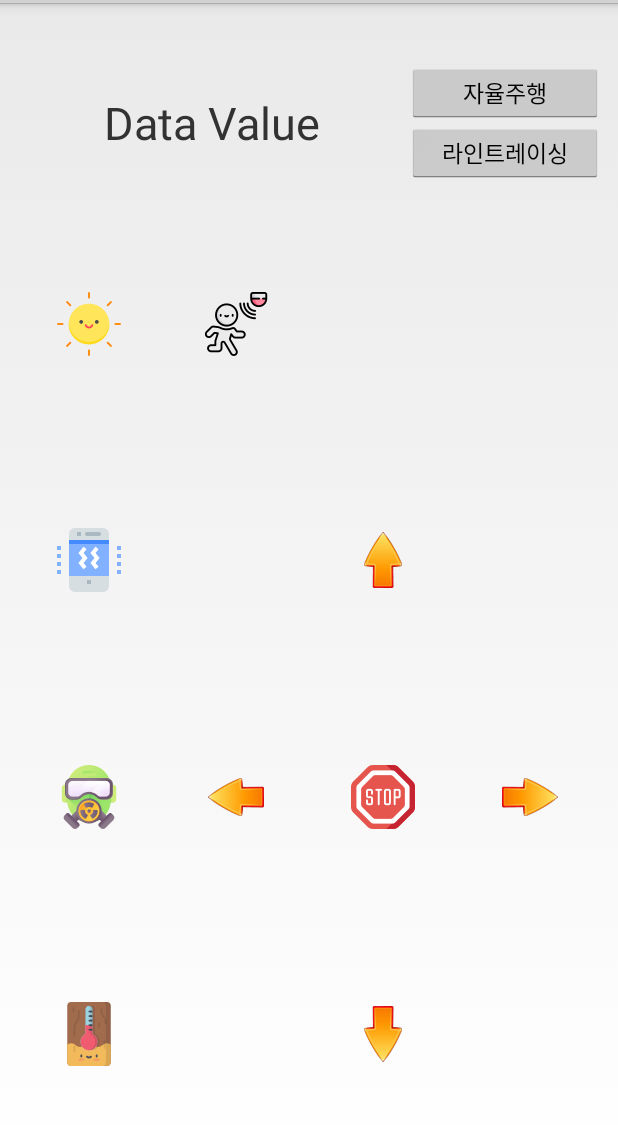
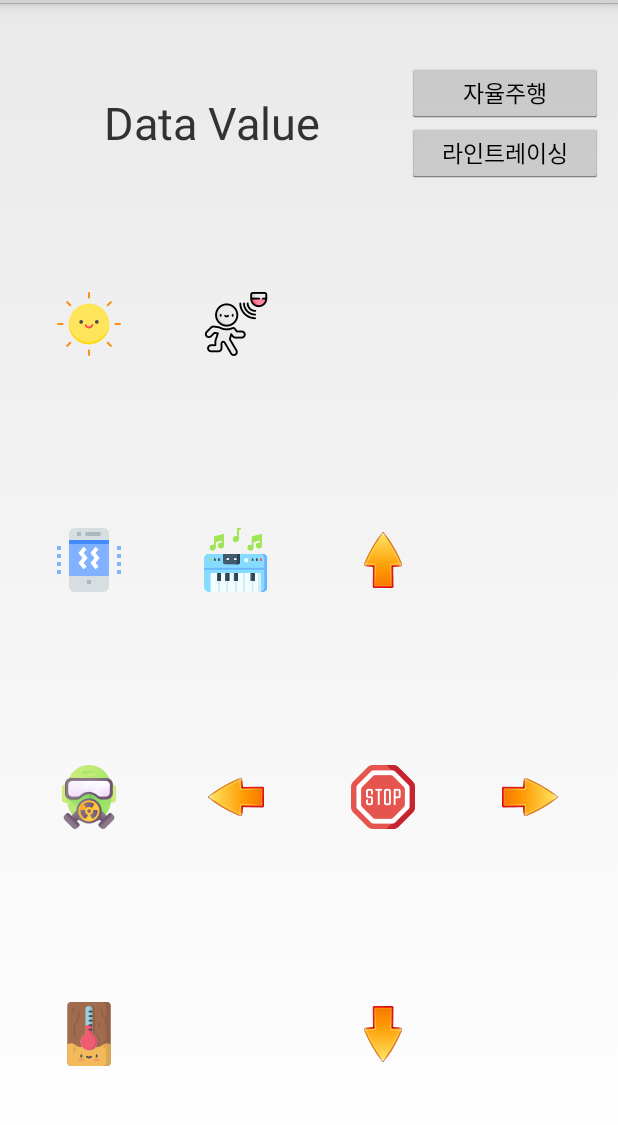
Before and after one commit to TaeJuneJoung/Android_BLE_Ctrl, an Android app: the DeviceControlActivity screen opened directly, with no data from a screen before it, on a phone screen of 412 x 824 dp, the part 69-1194 px from its top. Run offline under Robolectric (Android 15) with nearby library versions, the phone set to English and light mode, and no system bars; 3 statements that could not run were skipped.

Commit message:
[+]Current source

```diff
--- a/Application/src/main/java/com/example/android/bluetoothlegatt/DeviceControlActivity.java
+++ b/Application/src/main/java/com/example/android/bluetoothlegatt/DeviceControlActivity.java
@@ -82,6 +82,7 @@ public class DeviceControlActivity extends Activity {
     private ImageButton mGasBtn;
     private ImageButton mTemperatureBtn;
     private ImageButton mMotionBtn;
+    private ImageButton mPianoBtn;
 
     // Code to manage Service lifecycle.
     private final ServiceConnection mServiceConnection = new ServiceConnection() {
@@ -174,6 +175,7 @@ public class DeviceControlActivity extends Activity {
         mGasBtn = (ImageButton) findViewById(R.id.gas_btn);
         mTemperatureBtn = (ImageButton) findViewById(R.id.temperature_btn);
         mMotionBtn = (ImageButton) findViewById(R.id.motion_btn);
+        mPianoBtn = (ImageButton) findViewById(R.id.piano_btn);
 
 
         mStopBtn.setOnClickListener(new View.OnClickListener() {
@@ -257,6 +259,13 @@ public class DeviceControlActivity extends Activity {
             @Override
             public void onClick(View view) {
                 sendData("l");
+            }
+        });
+
+        mPianoBtn.setOnClickListener(new View.OnClickListener() {
+            @Override
+            public void onClick(View view) {
+                sendData("p");
             }
         });
 
--- a/Application/src/main/res/layout/ctrl_characteristics.xml
+++ b/Application/src/main/res/layout/ctrl_characteristics.xml
@@ -91,11 +91,14 @@
                 android:layout_margin="15dp"
                 android:src="@drawable/vibrate"
                 android:background="@android:color/transparent"/>
-            <Space
+            <ImageButton
+                android:id="@+id/piano_btn"
                 android:layout_width="0dp"
                 android:layout_height="match_parent"
                 android:layout_weight="1"
-                android:layout_margin="15dp"/>
+                android:layout_margin="15dp"
+                android:src="@drawable/piano"
+                android:background="@android:color/transparent"/>
             <ImageButton
                 android:id="@+id/forward_btn"
                 android:layout_width="0dp"
```
Also changed, not shown: Application/src/main/res/drawable-xxhdpi/piano.png (added), 115 other files.
